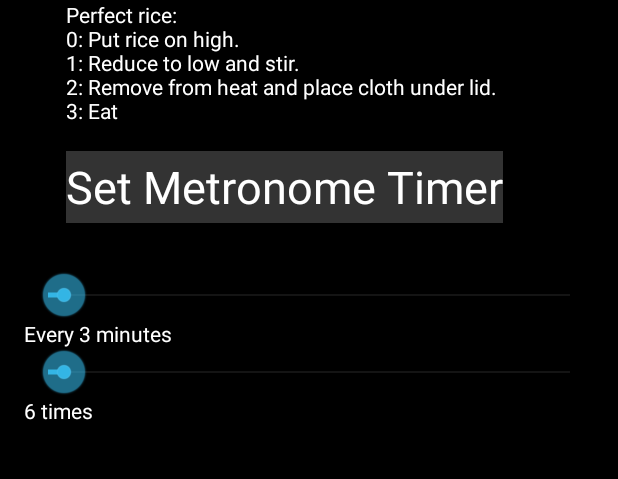
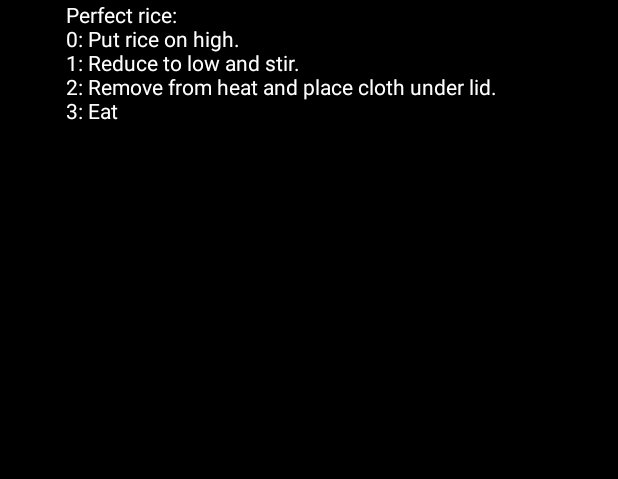
Before and after one commit to jlokimlin/rice_timer_app, an Android app: the screen it shows after launch (AddRiceTimer), on a phone screen of 412 x 824 dp, the part 239-718 px from its top. Run offline under Robolectric (Android 15) with nearby library versions, the phone set to English and light mode, and no system bars.

Commit message:
Removed metronome timer

```diff
--- a/app/src/main/java/com/jlokimlin/rice_timer/rice_timer/AddRiceTimer.java
+++ b/app/src/main/java/com/jlokimlin/rice_timer/rice_timer/AddRiceTimer.java
@@ -10,7 +10,6 @@ import android.util.Log;
 import android.view.Menu;
 import android.view.MenuItem;
 import android.view.View;
-import android.widget.SeekBar;
 import android.widget.TextView;
 
 import com.jlokimlin.rice_timer.R;
@@ -23,7 +22,7 @@ import java.util.concurrent.Executors;
 /**
  *
  */
-public class AddRiceTimer extends Activity implements SeekBar.OnSeekBarChangeListener{
+public class AddRiceTimer extends Activity {
 
     private static final int DEFAULT_REST_RICE = 25;
     private static final int DEFAULT_COOK_RICE_MINUTES = 15;
@@ -45,12 +44,6 @@ public class AddRiceTimer extends Activity implements SeekBar.OnSeekBarChangeLis
         setContentView(R.layout.activity_add_rice_timer);
         singleThreadPool = Executors.newFixedThreadPool(1);
         sharedPref = getPreferences(Context.MODE_PRIVATE);
-        intervalTextView = (TextView)findViewById(R.id.intervalTextView);
-        numberOfTimesTextView = (TextView)findViewById(R.id.numberOfTimesTextView);
-        SeekBar intervalSeekBar = (SeekBar)findViewById(R.id.intervalMinutesSeekBar);
-        SeekBar numberOfTimesSeekBar = (SeekBar)findViewById(R.id.numberOfTimesSeekBar);
-        intervalSeekBar.setOnSeekBarChangeListener(this);
-        numberOfTimesSeekBar.setOnSeekBarChangeListener(this);
     }
 
     @Override
@@ -58,35 +51,20 @@ public class AddRiceTimer extends Activity implements SeekBar.OnSeekBarChangeLis
         Log.v("ActivityResult", "Timer started. Request Code: " + requestCode + " Result: " + resultCode);
     }
 
-    public void metronome(View v) {
-        int metronomeInterval = sharedPref.getInt(getString(R.string.metronome_interval), DEFAULT_METRONOME_INTERVAL_MINUTES);
-        float numberOfTimers = sharedPref.getInt(getString(R.string.metronome_count), DEFAULT_METRONOME_COUNT);
-        int timerLengthMinutes = metronomeInterval;
-        for (int i = 0; i < numberOfTimers; i++) {
-            try {
-                Thread.sleep(SLEEP_TIME_MILLIS);
-                setTimer("Flip " + i, timerLengthMinutes);
-                timerLengthMinutes = timerLengthMinutes + metronomeInterval;
-            } catch(Exception e) {
-                e.printStackTrace();
-            }
-        }
-    }
-
     public void startRice() {
 
-//        int defaultValue = getResources().getInteger(R.string.saved_high_score_default);
         long riceRestMinutes = sharedPref.getInt(getString(R.string.rest_key), DEFAULT_REST_RICE);
         float bringRiceToBoilMinutes = sharedPref.getFloat(getString(R.string.boil_key), BRING_RICE_TO_BOIL_MINUTES);
         long cookRiceMinutes = sharedPref.getInt(getString(R.string.cook_key), DEFAULT_COOK_RICE_MINUTES);
         try {
             Log.v("Rice timer", "Started rice timer");
+            // Set bring to boil rice timer
             setTimer("Boil rice", BRING_RICE_TO_BOIL_MINUTES);
             Thread.sleep(SLEEP_TIME_MILLIS);
-            // Set the 15 min timer
+            // Set cook rice timer
             setTimer("Cook rice", DEFAULT_COOK_RICE_MINUTES);
             Thread.sleep(SLEEP_TIME_MILLIS);
-            // Rest rice
+            // Set rest rice timer
             setTimer("Rest rice", riceRestMinutes);
             Thread.sleep(SLEEP_TIME_MILLIS);
         } catch (Exception e) {
@@ -95,7 +73,6 @@ public class AddRiceTimer extends Activity implements SeekBar.OnSeekBarChangeLis
     }
 
     public void startRice(View v) {
-        // Set the 3.5 min timer
         startRice();
     }
 
@@ -119,29 +96,6 @@ public class AddRiceTimer extends Activity implements SeekBar.OnSeekBarChangeLis
         }
     }
 
-    @Override
-    public void onProgressChanged(SeekBar seekBar, int progress, boolean fromUser) {
-        Log.v("Timer App", "On Progress Changed: " + progress);
-        int seekBarId = seekBar.getId();
-        if (seekBarId == R.id.intervalMinutesSeekBar) {
-            sharedPref.edit().putInt(getString(R.string.metronome_interval), progress).apply();
-            intervalTextView.setText("Every " + progress  + " minutes");
-        } else if (seekBarId == R.id.numberOfTimesSeekBar) {
-            sharedPref.edit().putInt(getString(R.string.metronome_count), progress).apply();
-            numberOfTimesTextView.setText(progress  + " times" );
-        }
-    }
-
-    @Override
-    public void onStartTrackingTouch(SeekBar seekBar) {
-
-    }
-
-    @Override
-    public void onStopTrackingTouch(SeekBar seekBar) {
-
-    }
-
     private void setTimer(final String message, final float minutes) {
         singleThreadPool.submit(new Runnable() {
             public void run() {
--- a/app/src/main/res/layout/activity_add_rice_timer.xml
+++ b/app/src/main/res/layout/activity_add_rice_timer.xml
@@ -39,56 +39,4 @@
         android:layout_below="@+id/imageSwitcher"
         android:layout_alignStart="@+id/button" />
 
-    <LinearLayout
-        android:orientation="vertical"
-        android:layout_width="match_parent"
-        android:layout_height="match_parent"
-        android:layout_marginTop="32dp"
-        android:layout_below="@+id/metronome"
-        android:layout_alignParentStart="true">
-
-        <SeekBar
-            android:layout_width="match_parent"
-            android:layout_height="wrap_content"
-            android:id="@+id/intervalMinutesSeekBar"
-            android:progress="3"
-            android:max="100"/>
-        <TextView
-            android:layout_width="match_parent"
-            android:layout_height="wrap_content"
-            android:id="@+id/intervalTextView"
-            android:textColor="@android:color/white"
-            android:text="Every 3 minutes"
-            android:progress="3"
-            android:max="15"/><!-- maximum seekbar progress -->
-
-        <SeekBar
-            android:layout_width="match_parent"
-            android:layout_height="wrap_content"
-            android:max="100"
-            android:progress="3"
-            android:id="@+id/numberOfTimesSeekBar" />
-        <TextView
-            android:text="6 times"
-            android:layout_width="match_parent"
-            android:id="@+id/numberOfTimesTextView"
-            android:layout_height="wrap_content"
-            android:textColor="@android:color/white"
-            android:progress="3"
-            android:max="100"/> <!-- maximum seekbar progress -->
-
-    </LinearLayout>
-
-    <Button
-        android:layout_width="wrap_content"
-        android:layout_height="wrap_content"
-        android:text="@string/metronome_button"
-        android:onClick="metronome"
-        android:id="@+id/metronome"
-        android:background="#ff333333"
-        android:textSize="30sp"
-        android:textColor="#ffffffff"
-        android:layout_below="@+id/textView"
-        android:layout_alignStart="@+id/textView"
-        android:layout_marginTop="17dp" />
 </RelativeLayout>
```
